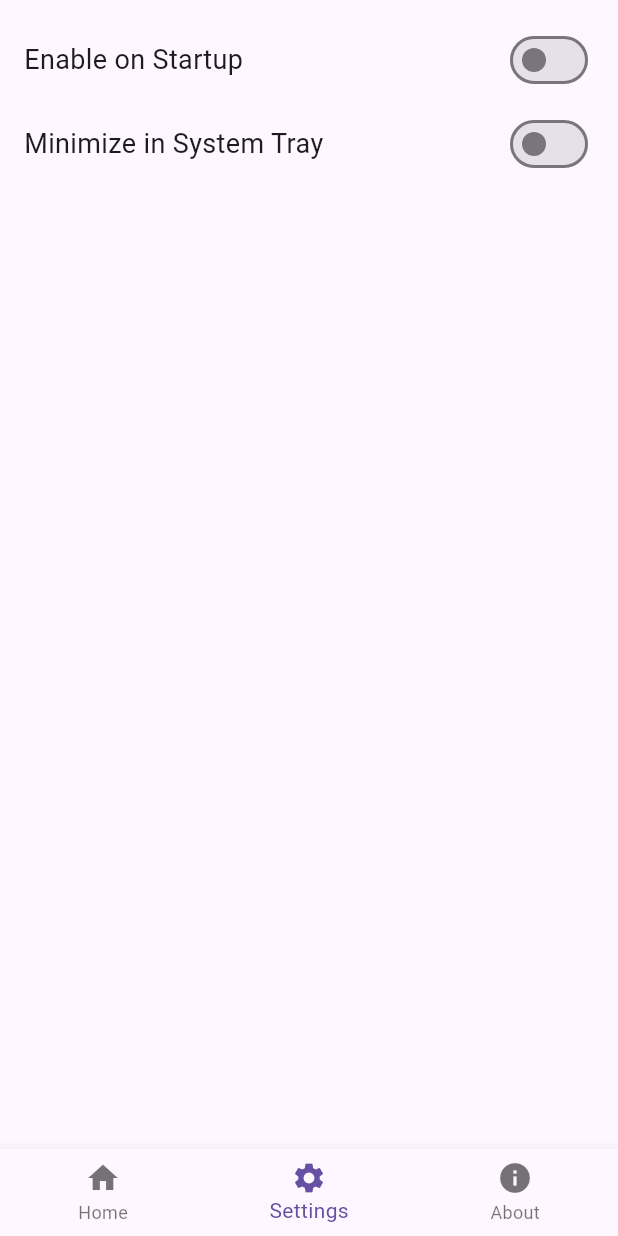
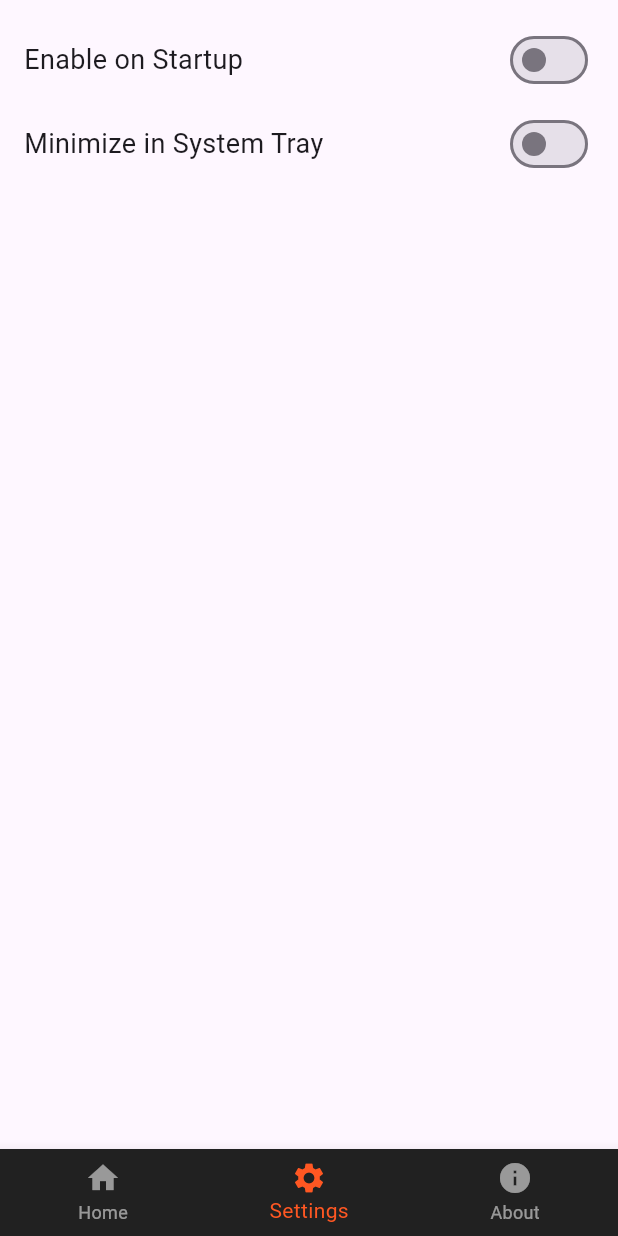
Before and after one commit to TutorialsAndroid/Battery-Monitor-Windows-App, a Flutter app: the screen it shows after launch, item 2 of the bottom bar chosen, on a phone screen of 412 x 824 dp. Run offline on Flutter 3.47's test engine with Material 3 defaults, Android fonts, the light colour scheme and no system bars; our stand-ins replace battery_plus, shared_preferences; missing offline and left inert: process_run, tray_manager, win32, window_manager, windows_notification; statements that could not run were skipped.

Commit message:
Changed Theme to Dark

```diff
--- a/lib/home_page.dart
+++ b/lib/home_page.dart
@@ -80,15 +80,24 @@ class _HomePageState extends State<HomePage> with TrayListener {
     return MaterialApp(
       debugShowCheckedModeBanner: false,
       home: Scaffold(
+        backgroundColor: Colors.grey[900],
         body: Center(
           child: Column(
             mainAxisAlignment: MainAxisAlignment.center,
             children: [
               Text('Battery Level: $_batteryLevel%',
-                  style: const TextStyle(fontSize: 24)),
+                style: TextStyle(
+                  fontSize: 24,
+                  fontWeight: FontWeight.bold,
+                  color: Colors.greenAccent,
+                ),
+              ),
               Text(
                   'Charging Status: ${_isCharging ? "Charging" : "Not Charging"}',
-                  style: const TextStyle(fontSize: 18)),
+                style: TextStyle(
+                  fontSize: 16,
+                  color: Colors.white70,
+                )),
               const SizedBox(
                 height: 16,
               ),
--- a/lib/main.dart
+++ b/lib/main.dart
@@ -19,7 +19,7 @@ void main() async {
   await windowManager.ensureInitialized();
 
   WindowOptions windowOptions = const WindowOptions(
-    alwaysOnTop: true,
+    alwaysOnTop: false,
     size: Size(400, 600),
     // Set an initial size
     center: true,
@@ -113,6 +113,9 @@ class _BatteryAppState extends State<BatteryApp> with TrayListener {
           home: Scaffold(
             body: _pages[_selectedIndex],
             bottomNavigationBar: BottomNavigationBar(
+              selectedItemColor: Colors.deepOrange,
+              unselectedItemColor: Colors.white54,
+              backgroundColor:  Colors.grey[900],
               currentIndex: _selectedIndex,
               onTap: _onItemTapped,
               items: const [
@@ -125,6 +128,7 @@ class _BatteryAppState extends State<BatteryApp> with TrayListener {
               ],
             ),
           ),
-        ));
+        )
+    );
   }
 }
```
